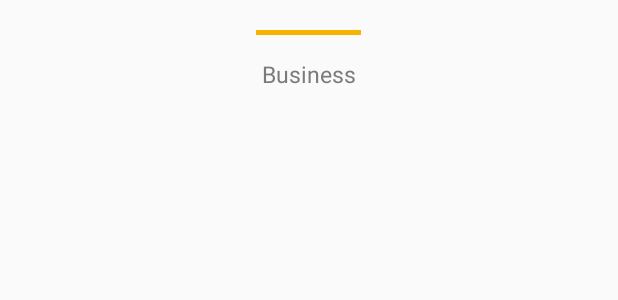
After one commit to kassraoui/NewsBoard, an Android app: the layout fragment_first_article.xml on its own in the app's theme, with its tools: preview values and no code run, on a phone screen of 412 x 824 dp. The commit adds this screen. Shown: the top 300 px of the screen. Run offline under Robolectric (Android 15) with nearby library versions, the light colour scheme and no system bars.

Commit message:
articles headers & footers

```diff
--- /dev/null
+++ b/app/src/main/java/com/mkorp/newsboard/model/ArticleItem.java
@@ -0,0 +1,5 @@
+package com.mkorp.newsboard.model;
+
+public interface ArticleItem {
+    int getItemType();
+}
--- a/app/src/main/res/layout/fragment_article.xml
+++ b/app/src/main/res/layout/fragment_article.xml
@@ -25,7 +25,8 @@
                 android:layout_width="20dp"
                 android:layout_height="20dp"
                 android:scaleType="centerInside"
-                android:src="@drawable/usatoday"/>
+                android:src="@drawable/usatoday"
+                android:contentDescription="@string/source_logo" />
 
             <TextView
                 android:id="@+id/sourceName"
--- /dev/null
+++ b/app/src/main/res/layout/fragment_first_article.xml
@@ -0,0 +1,34 @@
+<?xml version="1.0" encoding="utf-8"?>
+<LinearLayout xmlns:android="http://schemas.android.com/apk/res/android"
+    android:orientation="vertical"
+    android:layout_width="match_parent"
+    android:layout_height="wrap_content"
+    android:layout_marginTop="20dp"
+    android:layout_marginBottom="8dp">
+
+    <LinearLayout
+        android:layout_width="match_parent"
+        android:layout_height="wrap_content"
+        android:orientation="horizontal"
+        android:gravity="center">
+
+        <View
+            android:id="@+id/categoryColor"
+            android:layout_width="70dp"
+            android:layout_height="3dp"
+            android:background="@color/viewYellow"
+            android:layout_gravity="center"/>
+
+    </LinearLayout>
+
+    <TextView
+        android:id="@+id/categoryName"
+        android:layout_width="wrap_content"
+        android:layout_height="wrap_content"
+        android:layout_gravity="center"
+        android:text="@string/business"
+        android:textColor="@color/textGrey"
+        android:layout_marginTop="15dp"
+        android:textSize="15sp"/>
+
+</LinearLayout>
--- a/app/src/main/res/values/colors.xml
+++ b/app/src/main/res/values/colors.xml
@@ -8,4 +8,6 @@
     <color name="textGrey">#7b7b7b</color>
     <color name="view_yellow">#f4b400</color>
     <color name="backgroundAliceBlue">#EFEFEF</color>
+    <color name="viewYellow">#f4b400</color>
+    <color name="textWhite">#f2f2f2</color>
 </resources>
--- a/app/src/main/res/values/strings.xml
+++ b/app/src/main/res/values/strings.xml
@@ -22,4 +22,5 @@
     <string name="entertainment">Entertainment</string>
     <string name="sports">Sports</string>
     <string name="science">Science</string>
+    <string name="no_more_articles_found">No more articles found</string>
 </resources>
```
Also changed, not shown: app/src/main/java/com/mkorp/newsboard/ArticlesFragment.java (+18 -11 lines), app/src/main/java/com/mkorp/newsboard/adapters/ArticlesAdapter.java (+93 -24 lines), app/src/main/java/com/mkorp/newsboard/model/Article.java (+7 -1 lines), app/src/main/java/com/mkorp/newsboard/model/FirstArticleItem.java (added, +19 -0 lines), app/src/main/java/com/mkorp/newsboard/model/LastArticleItem.java (added, +10 -0 lines), app/src/main/res/layout/fragment_last_article.xml (added, +16 -0 lines), 1 other file.
